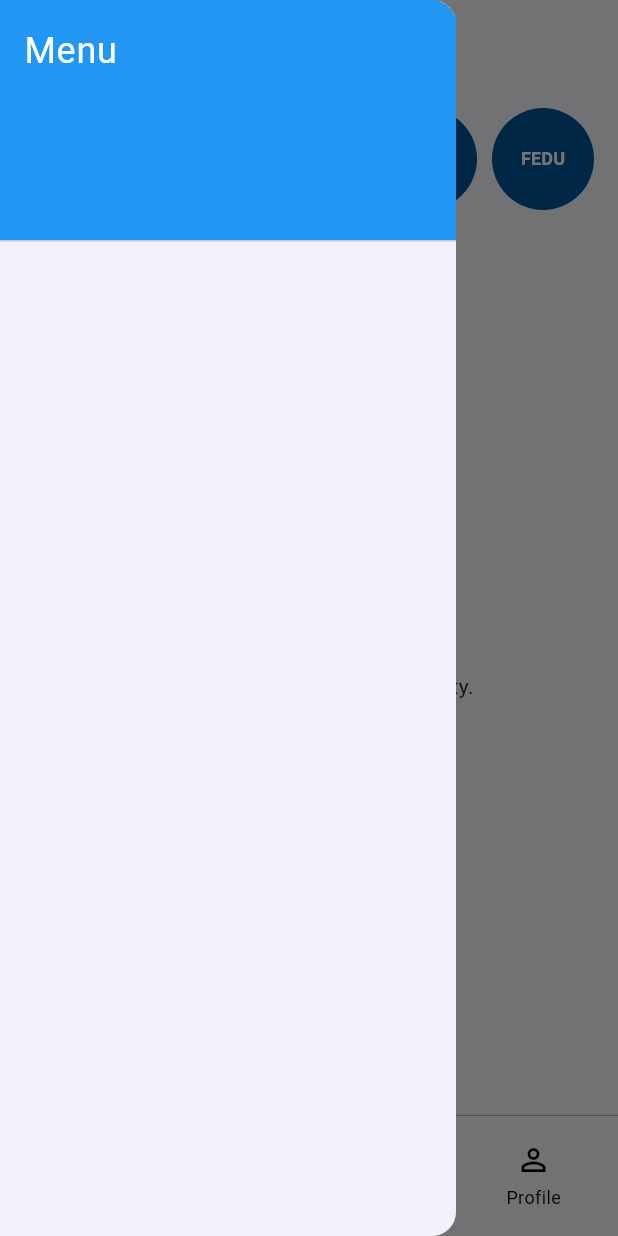
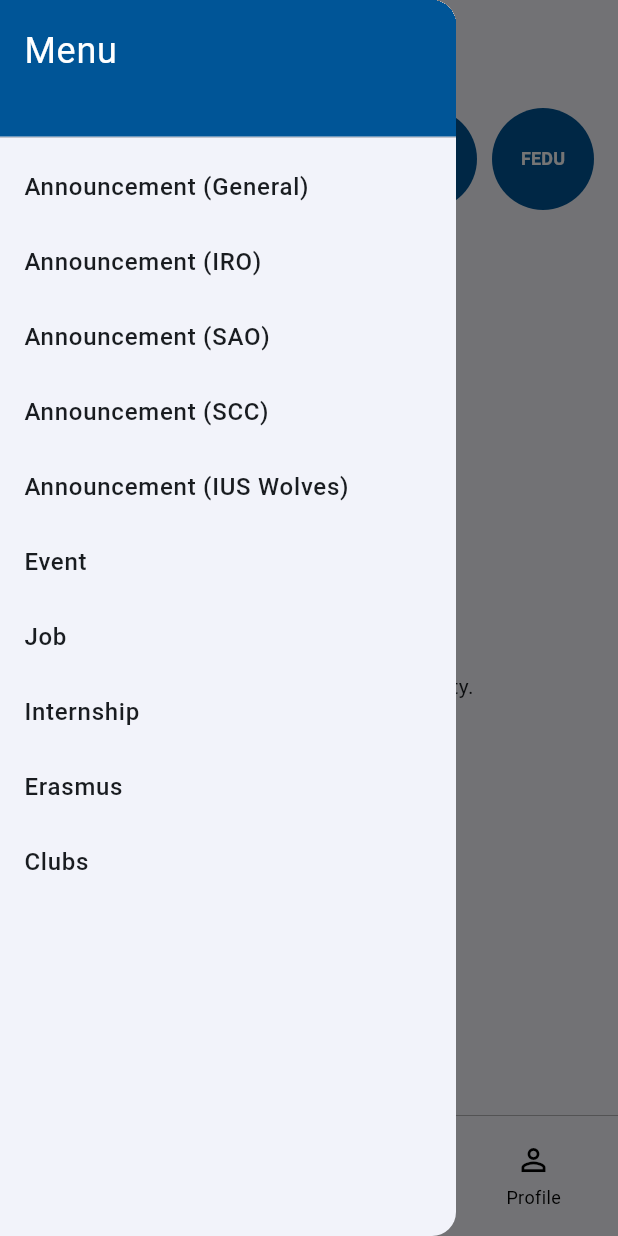
Before and after one commit to Cenga387/graduation_project, a Flutter app: the screen it shows once a user with an empty profile is signed in, item 2 of the bottom bar chosen, with the side drawer open, on a phone screen of 412 x 824 dp. Run offline on Flutter 3.47's test engine with Material 3 defaults, Android fonts, the light colour scheme and no system bars; our stand-ins replace csv, qr_flutter, supabase_flutter; missing offline and left inert: flutter_quill, mobile_scanner; accounts and stored records are empty.

Commit message:
announcement hamburger menu finished

```diff
--- a/lib/screens/main_navigation.dart
+++ b/lib/screens/main_navigation.dart
@@ -6,6 +6,7 @@ import 'home.dart';
 import 'announcements.dart';
 import 'careers.dart';
 import 'profile.dart';
+import 'posts_list_page.dart';
 
 class MainNavigation extends StatefulWidget {
   const MainNavigation({super.key});
@@ -84,15 +85,27 @@ class _MainNavigationState extends State<MainNavigation> {
       drawer: _titles[_selectedIndex] == "Announcements"
           ? Drawer(
               child: ListView(
-                children: const [
-                  DrawerHeader(
-                    decoration: BoxDecoration(color: Colors.blue),
-                    child: Text(
-                      'Menu',
-                      style: TextStyle(color: Colors.white, fontSize: 24),
+                children: [
+                  const SizedBox(
+                    height: 100,
+                    child: DrawerHeader(
+                      decoration: BoxDecoration(color: Color(0xFF005597)),
+                      child: Text(
+                        'Menu',
+                        style: TextStyle(color: Colors.white, fontSize: 24),
+                      ),
                     ),
                   ),
-                  // Add other menu items
+                  _buildDrawerItem(context, 'Announcement (General)'),
+                  _buildDrawerItem(context, 'Announcement (IRO)'),
+                  _buildDrawerItem(context, 'Announcement (SAO)'),
+                  _buildDrawerItem(context, 'Announcement (SCC)'),
+                  _buildDrawerItem(context, 'Announcement (IUS Wolves)'),
+                  _buildDrawerItem(context, 'Event'),
+                  _buildDrawerItem(context, 'Job'),
+                  _buildDrawerItem(context, 'Internship'),
+                  _buildDrawerItem(context, 'Erasmus'),
+                  _buildDrawerItem(context, 'Clubs'),
                 ],
               ),
             )
@@ -138,4 +151,20 @@ class _MainNavigationState extends State<MainNavigation> {
       ),
     );
   }
+
+  Widget _buildDrawerItem(BuildContext context, String category) {
+    return ListTile(
+      minTileHeight: 50,
+      title: Text(category, style: const TextStyle(fontSize: 16, fontWeight: FontWeight.w500)),
+      onTap: () {
+        Navigator.pop(context); // Close the drawer
+        Navigator.push(
+          context,
+          MaterialPageRoute(
+            builder: (context) => PostsListPage(category: category),
+          ),
+        );
+      },
+    );
+  }
 }
```
